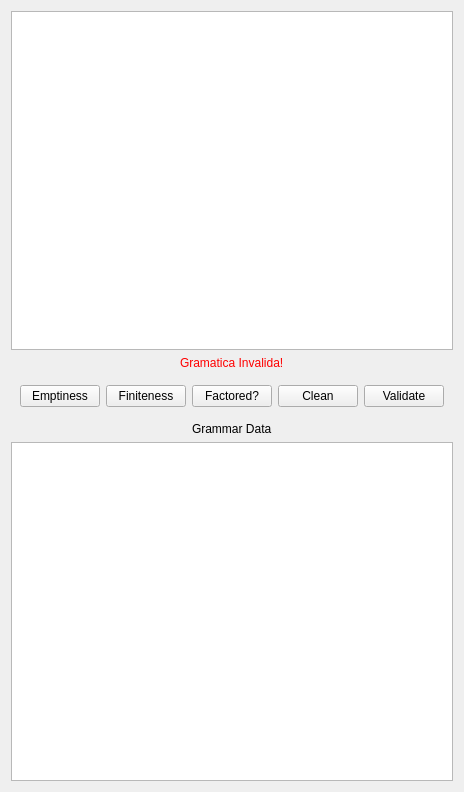
This is context_free_languages/gui/view/DynamicGrammarWidget.ui in joaovicentesouto/INE5421 as Qt 5 draws it before an edit. The edited form follows.
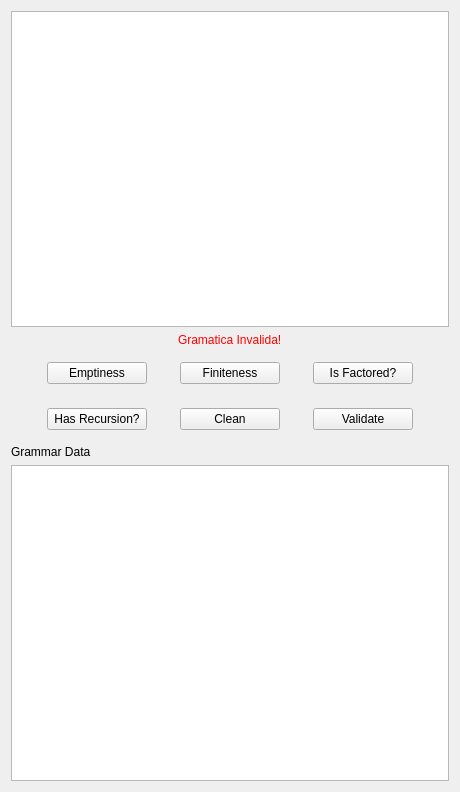
This is the edited form.

Commit message: Option to has recursion feature crated.

The edit to the form file:
```diff
--- a/context_free_languages/gui/view/DynamicGrammarWidget.ui
+++ b/context_free_languages/gui/view/DynamicGrammarWidget.ui
@@ -6,7 +6,7 @@
    <rect>
     <x>0</x>
     <y>0</y>
-    <width>400</width>
+    <width>460</width>
     <height>792</height>
    </rect>
   </property>
@@ -65,12 +65,37 @@
          </size>
         </property>
         <property name="text">
-         <string>Factored?</string>
+         <string>Is Factored?</string>
+        </property>
+       </widget>
+      </item>
+     </layout>
+    </widget>
+   </item>
+   <item>
+    <widget class="QWidget" name="widget" native="true">
+     <layout class="QHBoxLayout" name="horizontalLayout">
+      <item>
+       <widget class="QPushButton" name="recursionButton">
+        <property name="maximumSize">
+         <size>
+          <width>100</width>
+          <height>16777215</height>
+         </size>
+        </property>
+        <property name="text">
+         <string>Has Recursion?</string>
         </property>
        </widget>
       </item>
       <item>
        <widget class="QPushButton" name="cleanButton">
+        <property name="maximumSize">
+         <size>
+          <width>100</width>
+          <height>16777215</height>
+         </size>
+        </property>
         <property name="text">
          <string>Clean</string>
         </property>
@@ -78,6 +103,12 @@
       </item>
       <item>
        <widget class="QPushButton" name="validateButton">
+        <property name="maximumSize">
+         <size>
+          <width>100</width>
+          <height>16777215</height>
+         </size>
+        </property>
         <property name="text">
          <string>Validate</string>
         </property>
@@ -86,7 +117,7 @@
      </layout>
     </widget>
    </item>
-   <item alignment="Qt::AlignHCenter">
+   <item>
     <widget class="QLabel" name="title">
      <property name="text">
       <string>Grammar Data</string>
```
The commit also changes 5 other files.
